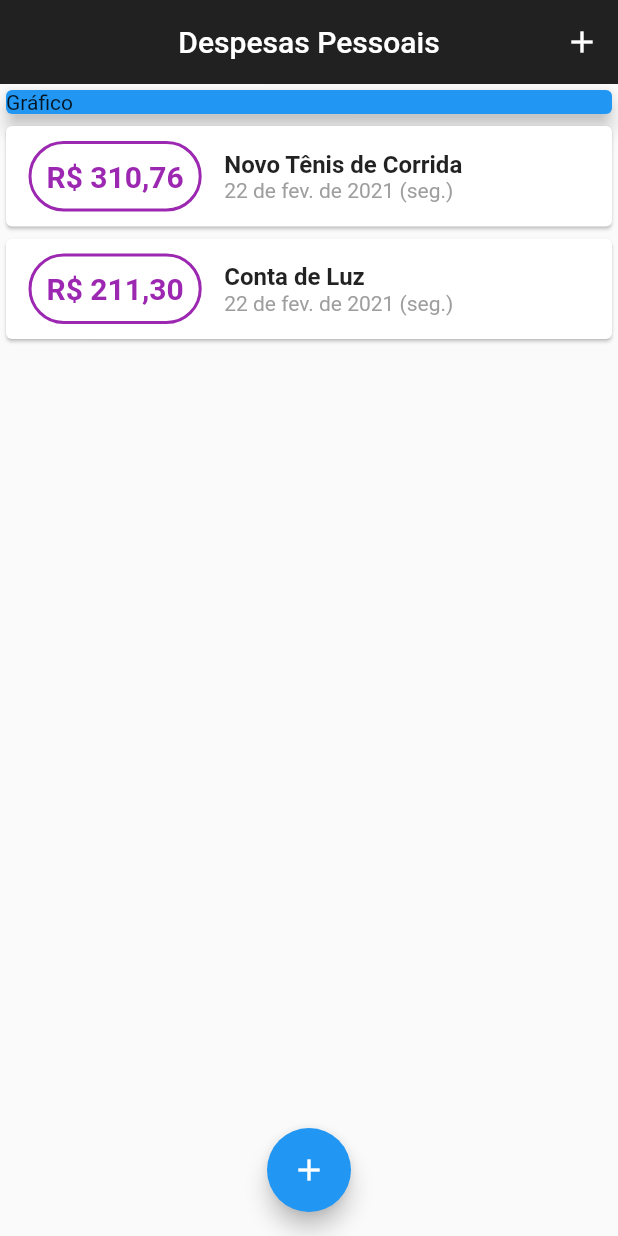
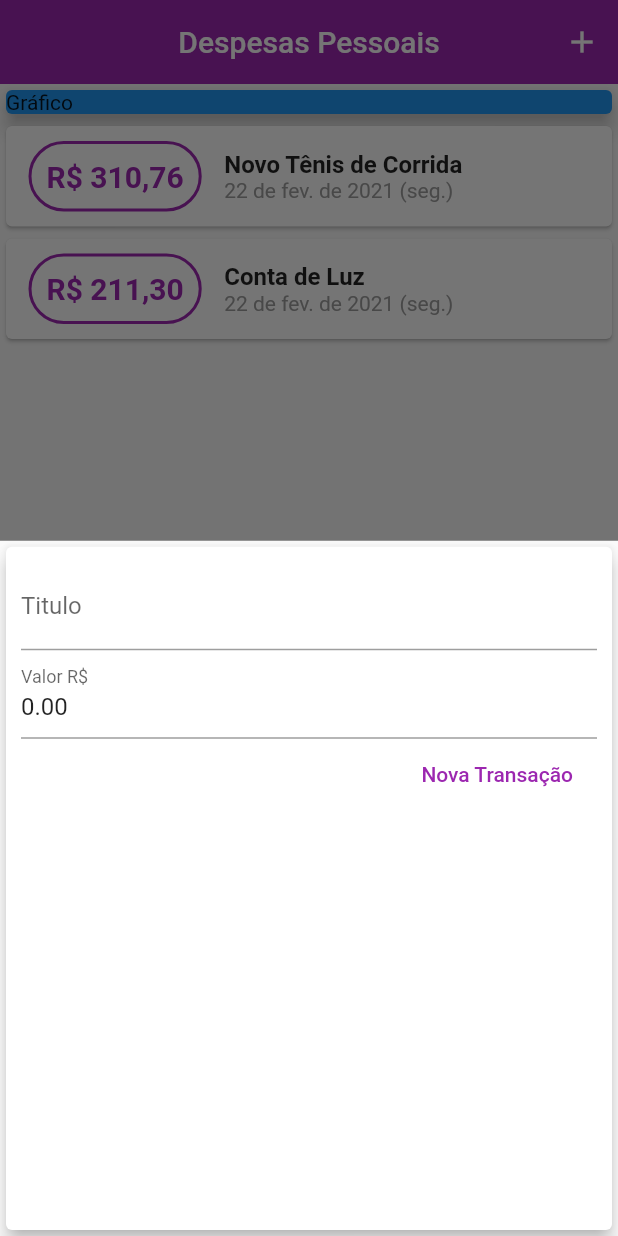
Before and after one commit to FabioLucassc/Despesas-Pessoais, a Flutter app: the screen it shows after launch, after a tap on the "add" icon, on a phone screen of 412 x 824 dp. Run offline on Flutter 3.47's test engine with Material 2 defaults, Android fonts, the phone set to English and light mode, and no system bars; our stand-ins replace flutter_masked_text.

Commit message:
Modal And Theme (35)

```diff
--- a/expenses/lib/components/transaction_form.dart
+++ b/expenses/lib/components/transaction_form.dart
@@ -2,23 +2,23 @@ import 'package:flutter/material.dart';
 import 'package:flutter/services.dart';
 import 'package:flutter_masked_text/flutter_masked_text.dart';
 
-
-class TransactionForm extends StatelessWidget {
-  final titleController = TextEditingController();
-  // final valueController = TextEditingController();
-  final valueController =
-      MoneyMaskedTextController(decimalSeparator: '.', thousandSeparator: ',');
-
+class TransactionForm extends StatefulWidget {
   final Function(String, double) onSubmit;
-
-
 
   TransactionForm(this.onSubmit);
 
   @override
+  _TransactionFormState createState() => _TransactionFormState();
+}
+
+class _TransactionFormState extends State<TransactionForm> {
+  final titleController = TextEditingController();
+
+  final valueController = MoneyMaskedTextController(decimalSeparator: '.', thousandSeparator: ',');
+
+  @override
   Widget build(BuildContext context) {
     _submitForm() {
-
       final title = titleController.text;
       final value =
           double.tryParse(valueController.text.replaceAll(',', '')) ?? 0.0;
@@ -39,9 +39,8 @@ class TransactionForm extends StatelessWidget {
                 ],
               );
             });
-
       } else if (value <= 0) {
-        return  showDialog(
+        return showDialog(
             context: ((context)),
             builder: (_) {
               return AlertDialog(
@@ -56,7 +55,7 @@ class TransactionForm extends StatelessWidget {
               );
             });
       } else {
-        onSubmit(title, value);
+        widget.onSubmit(title, value);
       }
     }
 
--- a/expenses/lib/main.dart
+++ b/expenses/lib/main.dart
@@ -1,5 +1,4 @@
 import 'package:despesas_pessoais/components/transaction_form.dart';
-import './components/transaction_user.dart';
 import 'package:flutter/material.dart';
 import 'package:intl/date_symbol_data_local.dart';
 import 'dart:math';
@@ -19,6 +18,10 @@ class ExpensesApp extends StatelessWidget {
     return MaterialApp(
       debugShowCheckedModeBanner: false,
       home: MyHomePage(),
+      theme: ThemeData(
+        primarySwatch: Colors.purple,
+        accentColor: Colors.grey[850],
+      ),
     );
   }
 }
@@ -55,13 +58,14 @@ class _MyHomePageState extends State<MyHomePage> {
     setState(() {
       _transactions.add(newTransaction);
     });
+    Navigator.of(context).pop();
   }
 
   _openTransactionFormModal(BuildContext context) {
     showModalBottomSheet(
         context: context,
         builder: (_) {
-          return TransactionForm(null);
+          return TransactionForm(_addTransaction);
         });
   }
 
@@ -72,11 +76,14 @@ class _MyHomePageState extends State<MyHomePage> {
       appBar: AppBar(
         centerTitle: true,
         elevation: 0,
-        backgroundColor: Colors.black87,
+        // backgroundColor: Colors.black87,
         title: Text(
           'Despesas Pessoais',
         ),
-        actions: <Widget>[IconButton(icon: Icon(Icons.add), onPressed: () {})],
+        actions: <Widget>[
+          IconButton(icon: Icon(Icons.add),
+           onPressed: () => _openTransactionFormModal(context),
+           )],
       ),
       body: SingleChildScrollView(
         child: Column(
@@ -95,7 +102,7 @@ class _MyHomePageState extends State<MyHomePage> {
       ),
       floatingActionButton: FloatingActionButton(
         child: Icon(Icons.add),
-        onPressed: () {},
+        onPressed: () => _openTransactionFormModal(context),
       ),
       floatingActionButtonLocation: FloatingActionButtonLocation.centerFloat,
     );
```
